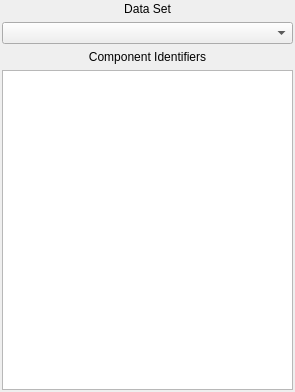
Qt form glue/dialogs/common/qt/component_selector.ui (glue-viz/glue) before a commit.
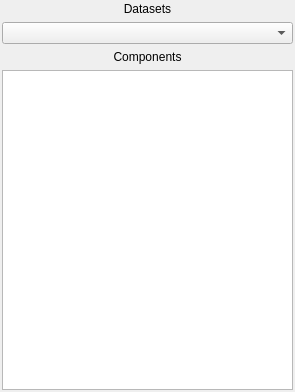
The same form after that commit. Custom widgets are drawn as their Qt base class.

```diff
--- a/glue/dialogs/common/qt/component_selector.ui
+++ b/glue/dialogs/common/qt/component_selector.ui
@@ -28,7 +28,7 @@
      <item>
       <widget class="QLabel" name="label">
        <property name="text">
-        <string>Data Set</string>
+        <string>Datasets</string>
        </property>
        <property name="alignment">
         <set>Qt::AlignCenter</set>
@@ -48,7 +48,7 @@
         <enum>Qt::LeftToRight</enum>
        </property>
        <property name="text">
-        <string>Component Identifiers</string>
+        <string>Components</string>
        </property>
        <property name="alignment">
         <set>Qt::AlignCenter</set>
```
